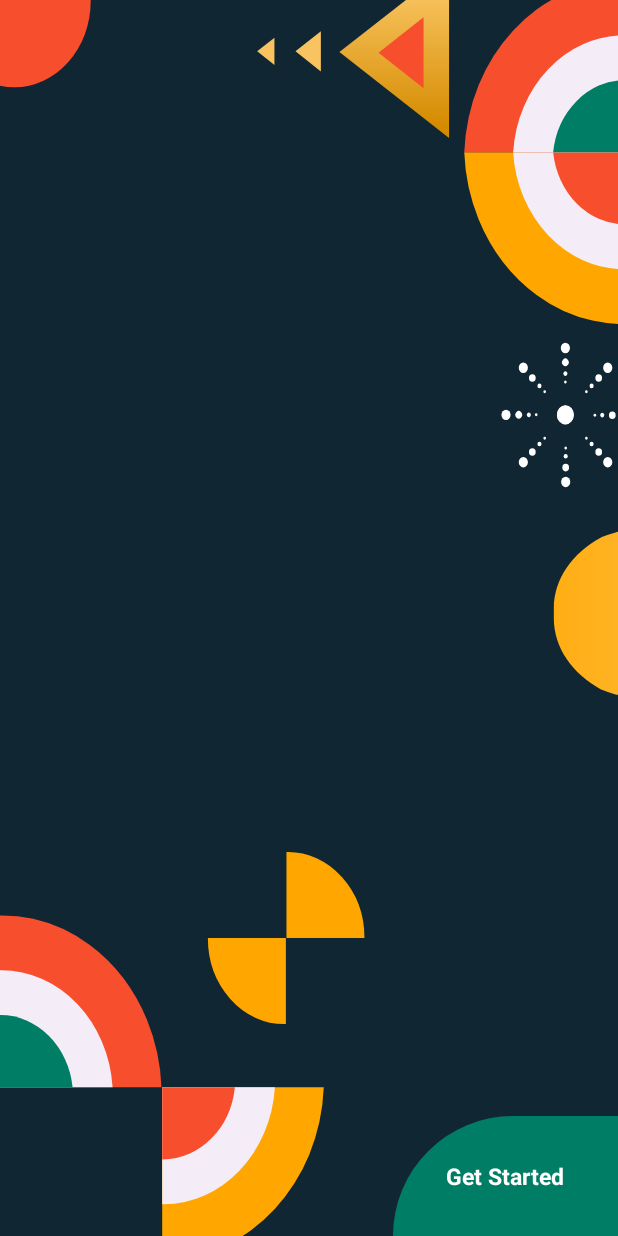
After one commit to mubaracktahir/EbiraPeople, an Android app: the fragment WelcomeScreen shown on its own in the app's theme, on a phone screen of 412 x 824 dp. The commit adds this screen. Run offline under Robolectric (Android 15) with nearby library versions, the phone set to English and light mode, and no system bars.

Commit message:
added fonts

```diff
--- /dev/null
+++ b/app/src/main/java/com/mubaracktahir/ebirapeople/UI/OnboardingScreen/WelcomeScreen/WelcomeScreen.kt
@@ -0,0 +1,23 @@
+package com.mubaracktahir.ebirapeople.UI.OnboardingScreen.WelcomeScreen
+
+import android.os.Bundle
+import android.view.LayoutInflater
+import android.view.View
+import android.view.ViewGroup
+import androidx.fragment.app.Fragment
+import com.mubaracktahir.ebirapeople.R
+
+class WelcomeScreen : Fragment() {
+
+
+    override fun onCreateView(
+        inflater: LayoutInflater, container: ViewGroup?,
+        savedInstanceState: Bundle?
+    ): View? {
+        // Inflate the layout for this fragment
+        return inflater.inflate(R.layout.fragment_welcome_screen, container, false)
+    }
+
+
+
+}
--- /dev/null
+++ b/app/src/main/res/drawable/onboarding_screen_btn_bgrd.xml
@@ -0,0 +1,12 @@
+<?xml version="1.0" encoding="utf-8"?>
+<shape xmlns:android="http://schemas.android.com/apk/res/android"
+    android:shape="rectangle">
+
+    <corners
+        android:topLeftRadius="150dp"/>
+    <gradient
+        android:centerColor="#007E65"
+        android:endColor="#007E65"
+        android:startColor="#007E65"/>
+
+</shape>
--- /dev/null
+++ b/app/src/main/res/layout/fragment_welcome_screen.xml
@@ -0,0 +1,30 @@
+<?xml version="1.0" encoding="utf-8"?>
+<androidx.constraintlayout.widget.ConstraintLayout xmlns:android="http://schemas.android.com/apk/res/android"
+    xmlns:app="http://schemas.android.com/apk/res-auto"
+    xmlns:tools="http://schemas.android.com/tools"
+    android:layout_width="match_parent"
+    android:layout_height="match_parent"
+    android:background="@drawable/welcome_screen_bgrd"
+    tools:context=".UI.OnboardingScreen.WelcomeScreen.WelcomeScreen">
+
+    <LinearLayout
+        android:id="@+id/linearLayout"
+        android:layout_width="150dp"
+        android:layout_height="80dp"
+        android:background="@drawable/onboarding_screen_btn_bgrd"
+        android:orientation="horizontal"
+        android:gravity="center"
+        app:layout_constraintBottom_toBottomOf="parent"
+        app:layout_constraintEnd_toEndOf="parent" >
+        <TextView
+            android:layout_gravity="center"
+            android:layout_width="wrap_content"
+            android:layout_height="wrap_content"
+            android:textStyle="bold"
+            android:textSize="15sp"
+            android:textColor="@android:color/white"
+            android:text="@string/get_started"/>
+
+    </LinearLayout>
+
+</androidx.constraintlayout.widget.ConstraintLayout>
--- a/app/src/main/res/values/strings.xml
+++ b/app/src/main/res/values/strings.xml
@@ -2,4 +2,14 @@
     <string name="app_name">Ebira People</string>
     <!-- TODO: Remove or change this placeholder text -->
     <string name="hello_blank_fragment">Hello blank fragment</string>
+
+
+    <!-- onBoarding screen texts -->
+
+    <string name="welcome_text">The Ebiras like all other nationalities in the world have their own
+        heroes and heroines. The Ebira speaking people are scattered in four locations in Nigeria.  </string>
+    <string name="ebira">Ebira</string>
+    <string name="people">People</string>
+    <string name="get_started">Get Started</string>
+
 </resources>
```
Also changed, not shown: app/src/main/res/font/muli-semi_bold.ttf (added), app/src/main/res/font/muli.ttf (added), app/src/main/res/font/muli_bold.ttf (added), app/src/main/res/font/muli_bold_italic.ttf (added), app/src/main/res/font/muli_extra_light.ttf (added), app/src/main/res/font/muli_extra_light_ltalic.ttf (added), app/src/main/res/font/muli_italic.ttf (added), app/src/main/res/font/muli_light.ttf (added), app/src/main/res/font/muli_light_italic.ttf (added), app/src/main/res/font/muli_semi_bold_italic.ttf (added), app/src/main/res/font/raleway_heavy.ttf (added), app/src/main/res/font/raleway_light.ttf (added), app/src/main/res/font/raleway_medium.ttf (added), app/src/main/res/font/raleway_regular.ttf (added), 2 more files.
